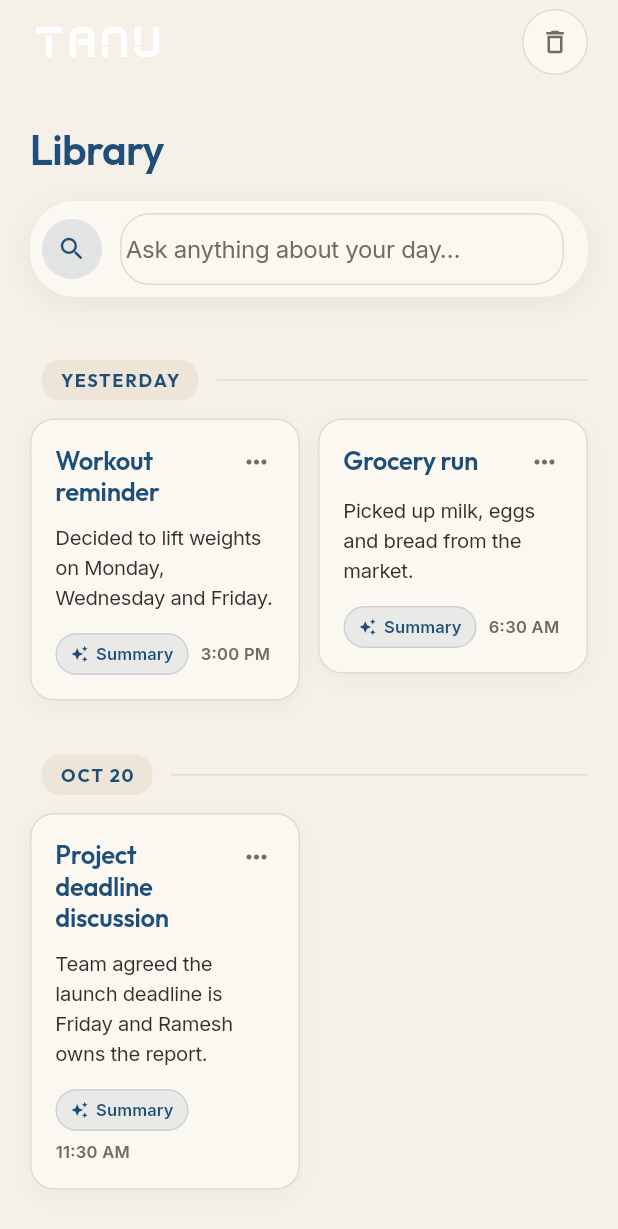
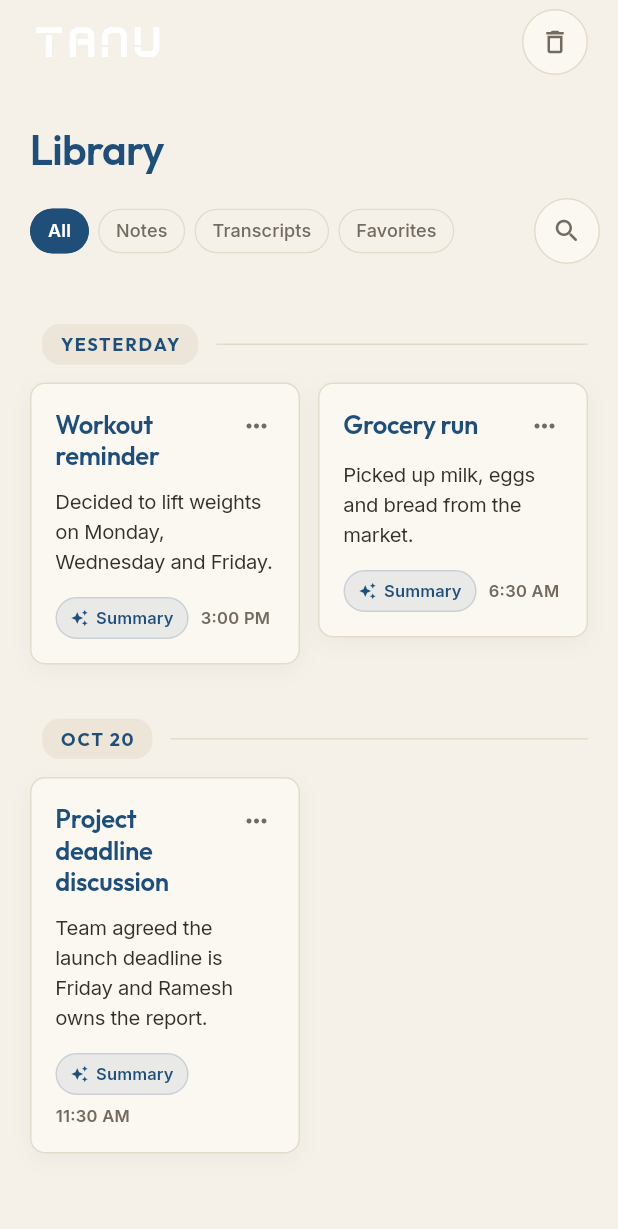
Before and after one commit to Preranask17/tanu, a Flutter app: the ConversationsScreen screen opened directly, on a phone screen of 412 x 824 dp. Shown: the top 1229 px of the screen. Run offline on Flutter 3.47's test engine with Material 3 defaults, Android fonts, the phone set to English and light mode, and no system bars; our stand-ins replace flutter_blue_plus, flutter_local_notifications, flutter_riverpod, google_fonts, hive_ce_flutter; missing offline and left inert: android_intent_plus, flutter_foreground_task, opus_dart, opus_flutter, posthog_flutter, record and 4 more; accounts and stored records are empty; network calls fail; statements that could not run were skipped.

Commit message:
refactor(ui): sharpen library cards, update filters, and set dark mode text to beige

```diff
--- a/lib/screens/conversations_screen.dart
+++ b/lib/screens/conversations_screen.dart
@@ -14,6 +14,17 @@ import '../widgets/pinned_header.dart';
 import 'chat_screen.dart';
 import 'trash_screen.dart';
 
+enum _LibraryFilter {
+  all('All'),
+  notes('Notes'),
+  transcripts('Transcripts'),
+  favorites('Favorites');
+
+  const _LibraryFilter(this.label);
+
+  final String label;
+}
+
 class ConversationsScreen extends ConsumerStatefulWidget {
   const ConversationsScreen({super.key});
 
@@ -25,6 +36,8 @@ class ConversationsScreen extends ConsumerStatefulWidget {
 class ConversationsScreenState extends ConsumerState<ConversationsScreen> {
   final ScrollController _scroll = ScrollController();
   final TextEditingController _query = TextEditingController();
+  _LibraryFilter _filter = _LibraryFilter.all;
+  bool _searchOpen = false;
 
   /// Structured RAG reply for the submitted question. Same pipeline calls as
   /// the Ask screen (backfill + rag.answer) — no new backend, new UI only.
@@ -61,7 +74,7 @@ class ConversationsScreenState extends ConsumerState<ConversationsScreen> {
       }
       final rag = await ref.read(ragServiceProvider.future);
       final result = await rag.answer(question);
-      if (!mounted) return;
+      if (!mounted || !_searchOpen) return;
       final seen = <String>{};
       final ordered = <String>[];
       for (final source in result.sources) {
@@ -75,7 +88,7 @@ class ConversationsScreenState extends ConsumerState<ConversationsScreen> {
         _ragBusy = false;
       });
     } catch (e) {
-      if (!mounted) return;
+      if (!mounted || !_searchOpen) return;
       setState(() {
         _ragError = '$e';
         _ragBusy = false;
@@ -91,6 +104,32 @@ class ConversationsScreenState extends ConsumerState<ConversationsScreen> {
       _ragError = null;
       _ragBusy = false;
     });
+  }
+
+  void _toggleSearch() {
+    if (_searchOpen) {
+      _query.clear();
+      setState(() {
+        _searchOpen = false;
+        _ragAnswer = null;
+        _ragSourceIds = const [];
+        _ragError = null;
+        _ragBusy = false;
+      });
+    } else {
+      setState(() => _searchOpen = true);
+    }
+  }
+
+  bool _matchesFilter(ConversationSession session) {
+    return switch (_filter) {
+      _LibraryFilter.all => true,
+      _LibraryFilter.notes => session.summary?.trim().isNotEmpty ?? false,
+      _LibraryFilter.transcripts =>
+        session.segments.isNotEmpty ||
+            (session.cleanedTranscript?.trim().isNotEmpty ?? false),
+      _LibraryFilter.favorites => session.isPinned,
+    };
   }
 
   void scrollToTop() {
@@ -139,7 +178,7 @@ class ConversationsScreenState extends ConsumerState<ConversationsScreen> {
     final query = _query.text.trim().toLowerCase();
 
     final visible = sessions.where((s) {
-      if (s.isDeleted) return false;
+      if (s.isDeleted || !_matchesFilter(s)) return false;
       if (query.isEmpty) return true;
       if (s.title.toLowerCase().contains(query)) return true;
       if (s.summary != null && s.summary!.toLowerCase().contains(query)) {
@@ -235,68 +274,93 @@ class ConversationsScreenState extends ConsumerState<ConversationsScreen> {
             ),
             SliverToBoxAdapter(
               child: Padding(
-                padding: const EdgeInsets.fromLTRB(20, 10, 20, 6),
+                padding: const EdgeInsets.fromLTRB(20, 8, 12, 4),
                 child: Center(
                   child: ConstrainedBox(
                     constraints: const BoxConstraints(maxWidth: 980),
-                    child: GestureDetector(
-                      behavior: HitTestBehavior.opaque,
-                      onTap: () => _askRag(),
+                    child: Row(
+                      children: [
+                        Expanded(
+                          child: SingleChildScrollView(
+                            scrollDirection: Axis.horizontal,
+                            child: Row(
+                              children: [
+                                for (final filter in _LibraryFilter.values) ...[
+                                  _LibraryFilterChip(
+                                    label: filter.label,
+                                    selected: _filter == filter,
+                                    onTap: () {
+                                      HapticFeedback.selectionClick();
+                                      setState(() => _filter = filter);
+                                    },
+                                  ),
+                                  if (filter != _LibraryFilter.values.last)
+                                    const SizedBox(width: 6),
+                                ],
+                              ],
+                            ),
+                          ),
+                        ),
+                        const SizedBox(width: 8),
+                        _HeaderCircleButton(
+                          icon: _searchOpen
+                              ? Icons.close_rounded
+                              : Icons.search_rounded,
+                          tooltip: _searchOpen
+                              ? 'Close search'
+                              : 'Search memories',
+                          onTap: _toggleSearch,
+                        ),
+                      ],
+                    ),
+                  ),
+                ),
+              ),
+            ),
+            if (_searchOpen)
+              SliverToBoxAdapter(
+                child: Padding(
+                  padding: const EdgeInsets.fromLTRB(20, 4, 20, 4),
+                  child: Center(
+                    child: ConstrainedBox(
+                      constraints: const BoxConstraints(maxWidth: 980),
                       child: Container(
-                        padding: const EdgeInsets.only(
-                          left: 8,
-                          right: 16,
-                          top: 8,
-                          bottom: 8,
-                        ),
+                        padding: const EdgeInsets.symmetric(horizontal: 12),
                         decoration: BoxDecoration(
                           color: c.surface,
-                          borderRadius: BorderRadius.circular(30),
-                          boxShadow: [
-                            BoxShadow(
-                              color: Colors.black.withValues(
-                                alpha: c.isDark ? 0.35 : 0.06,
-                              ),
-                              blurRadius: 16,
-                              offset: const Offset(0, 4),
-                            ),
-                          ],
+                          borderRadius: BorderRadius.circular(18),
+                          border: Border.all(color: c.border),
                         ),
                         child: Row(
                           children: [
-                            Container(
-                              width: 40,
-                              height: 40,
-                              decoration: BoxDecoration(
-                                shape: BoxShape.circle,
-                                color: c.primary.withValues(alpha: 0.12),
-                              ),
-                              child: Icon(
-                                Icons.search_rounded,
-                                size: 20,
-                                color: c.primary,
-                              ),
+                            Icon(
+                              Icons.search_rounded,
+                              size: 18,
+                              color: c.textMuted,
                             ),
-                            const SizedBox(width: 12),
+                            const SizedBox(width: 10),
                             Expanded(
                               child: TextField(
                                 controller: _query,
+                                autofocus: true,
                                 textInputAction: TextInputAction.search,
                                 onSubmitted: (_) => _askRag(),
                                 decoration: InputDecoration(
-                                  hintText: 'Ask anything about your day…',
+                                  hintText:
+                                      'Search or ask about your memories…',
                                   hintStyle: TextStyle(
                                     color: c.textMuted,
-                                    fontSize: 16,
+                                    fontSize: 14,
                                   ),
                                   border: InputBorder.none,
+                                  isDense: true,
                                   contentPadding: const EdgeInsets.symmetric(
-                                    vertical: 10,
+                                    vertical: 12,
                                   ),
                                 ),
                                 style: TextStyle(
                                   color: c.textPrimary,
-                                  fontSize: 16,
+                                  fontSize: 14,
                                 ),
                                 onChanged: (_) => setState(() {}),
                               ),
@@ -306,15 +370,15 @@ class ConversationsScreenState extends ConsumerState<ConversationsScreen> {
                                 behavior: HitTestBehavior.opaque,
                                 onTap: _clearSearch,
                                 child: Container(
-                                  width: 32,
-                                  height: 32,
+                                  width: 28,
+                                  height: 28,
                                   decoration: BoxDecoration(
                                     shape: BoxShape.circle,
                                     color: c.surfaceMuted,
                                   ),
                                   child: Icon(
                                     Icons.clear_rounded,
-                                    size: 16,
+                                    size: 15,
                                     color: c.textMuted,
                                   ),
                                 ),
@@ -326,7 +390,6 @@ class ConversationsScreenState extends ConsumerState<ConversationsScreen> {
                   ),
                 ),
               ),
-            ),
             if (_ragBusy || _ragAnswer != null || _ragError != null)
               SliverToBoxAdapter(
                 child: Center(
@@ -357,8 +420,16 @@ class ConversationsScreenState extends ConsumerState<ConversationsScreen> {
                   right: 20,
                   bottom: bottomInset,
                 ),
-                sliver: visible.isEmpty && query.isNotEmpty
-                    ? const SliverToBoxAdapter(child: _NoMatches())
+                sliver:
+                    visible.isEmpty &&
+                        (query.isNotEmpty || _filter != _LibraryFilter.all)
+                    ? SliverToBoxAdapter(
+                        child: _NoMatches(
+                          message: query.isNotEmpty
+                              ? 'No matches for that search.'
+                              : 'No memories in this view yet.',
+                        ),
+                      )
                     : SliverToBoxAdapter(
                         child: Center(
                           child: ConstrainedBox(
@@ -372,6 +443,58 @@ class ConversationsScreenState extends ConsumerState<ConversationsScreen> {
                       ),
               ),
           ],
+        ),
+      ),
+    );
+  }
+}
+
+/// Compact library view selector. Selected chips use a filled blue surface in
+/// light mode and a deep blue container with beige text in dark mode.
+class _LibraryFilterChip extends StatelessWidget {
+  const _LibraryFilterChip({
+    required this.label,
+    required this.selected,
+    required this.onTap,
+  });
+
+  final String label;
+  final bool selected;
+  final VoidCallback onTap;
+
+  @override
+  Widget build(BuildContext context) {
+    final c = context.tanuColors;
+    final background = selected
+        ? (c.isDark ? c.primaryContainer : c.primary)
+        : Colors.transparent;
+    final foreground = selected
+        ? (c.isDark ? c.heading : c.onPrimary)
+        : c.textMuted;
+    final borderColor = selected ? c.primary : c.border;
+
+    return Semantics(
+      button: true,
+      selected: selected,
+      child: Material(
+        color: background,
+        shape: StadiumBorder(side: BorderSide(color: borderColor)),
+        clipBehavior: Clip.antiAlias,
+        child: InkWell(
+          onTap: onTap,
+          customBorder: const StadiumBorder(),
+          child: Padding(
+            padding: const EdgeInsets.symmetric(horizontal: 12, vertical: 7),
+            child: Text(
+              label,
+              maxLines: 1,
+              style: Theme.of(context).textTheme.labelMedium?.copyWith(
+                color: foreground,
+                fontWeight: selected ? FontWeight.w600 : FontWeight.w500,
+                letterSpacing: 0.1,
+              ),
+            ),
+          ),
         ),
       ),
     );
@@ -461,7 +584,7 @@ class _RagAnswerCard extends StatelessWidget {
       width: double.infinity,
       decoration: BoxDecoration(
         color: c.surface,
-        borderRadius: BorderRadius.circular(20),
+        borderRadius: BorderRadius.circular(10),
         border: Border.all(color: c.border, width: 1.0),
       ),
       child: Column(
@@ -671,7 +794,9 @@ class _DayHeader extends StatelessWidget {
 }
 
 class _NoMatches extends StatelessWidget {
-  const _NoMatches();
+  const _NoMatches({required this.message});
+
+  final String message;
 
   @override
   Widget build(BuildContext context) {
@@ -679,7 +804,7 @@ class _NoMatches extends StatelessWidget {
       padding: const EdgeInsets.symmetric(vertical: 80),
       child: Center(
         child: Text(
-          'No matches for that search.',
+          message,
           style: TextStyle(color: context.tanuColors.textMuted),
         ),
       ),
--- a/lib/theme.dart
+++ b/lib/theme.dart
@@ -197,7 +197,7 @@ class TanuTheme {
           return GoogleFonts.inter(
             fontSize: 12,
             fontWeight: FontWeight.w600,
-            color: selected ? colors.primary : colors.textMuted,
+            color: selected ? colors.heading : colors.textMuted,
           );
         }),
         iconTheme: WidgetStateProperty.resolveWith<IconThemeData>((states) {
--- a/lib/theme/tanu_colors.dart
+++ b/lib/theme/tanu_colors.dart
@@ -125,8 +125,8 @@ class TanuColors extends ThemeExtension<TanuColors> {
   final Color textSecondary;
   final Color textMuted;
 
-  /// Headlines, page titles and card titles. This is the midnight-blue accent
-  /// used for primary typography, separate from body copy.
+  /// Headlines, page titles and card titles. Midnight blue in light mode and
+  /// warm beige in dark mode so primary type stays crisp on navy surfaces.
   final Color heading;
 
   final Color success;
@@ -173,7 +173,7 @@ class TanuColors extends ThemeExtension<TanuColors> {
     primary: TanuPalette.blue300,
     onPrimary: TanuPalette.navy950,
     primaryContainer: TanuPalette.blue900,
-    onPrimaryContainer: TanuPalette.blue100,
+    onPrimaryContainer: TanuPalette.sand100,
     secondary: TanuPalette.beige400,
     onSecondary: TanuPalette.ink900,
     secondaryContainer: TanuPalette.ink900,
@@ -187,7 +187,7 @@ class TanuColors extends ThemeExtension<TanuColors> {
     textPrimary: TanuPalette.sand100,
     textSecondary: TanuPalette.sand300,
     textMuted: TanuPalette.sand400,
-    heading: TanuPalette.blue300,
+    heading: TanuPalette.sand100,
     success: TanuPalette.green300,
     warning: TanuPalette.amber300,
     danger: TanuPalette.red300,
--- a/lib/widgets/conversation_tile.dart
+++ b/lib/widgets/conversation_tile.dart
@@ -79,7 +79,7 @@ class _ConversationTileState extends State<ConversationTile> {
         child: Container(
           decoration: BoxDecoration(
             color: c.surface,
-            borderRadius: BorderRadius.circular(16),
+            borderRadius: BorderRadius.circular(10),
             border: Border.all(color: c.border, width: 1),
             boxShadow: [
               BoxShadow(
@@ -90,7 +90,7 @@ class _ConversationTileState extends State<ConversationTile> {
             ],
           ),
           child: ClipRRect(
-            borderRadius: BorderRadius.circular(16),
+            borderRadius: BorderRadius.circular(10),
             child: _withMemoryActions(context, _noteBody(context)),
           ),
         ),
@@ -368,7 +368,7 @@ class _ConversationTileState extends State<ConversationTile> {
               maxLines: 1,
               overflow: TextOverflow.ellipsis,
               style: Theme.of(context).textTheme.labelSmall?.copyWith(
-                color: c.primary,
+                color: c.heading,
                 fontWeight: FontWeight.w600,
                 letterSpacing: 0.1,
               ),
@@ -435,7 +435,7 @@ class _ConversationTileState extends State<ConversationTile> {
               child: Text(
                 title.isEmpty ? 'M' : title.characters.first.toUpperCase(),
                 style: Theme.of(context).textTheme.titleLarge?.copyWith(
-                  color: c.primary,
+                  color: c.heading,
                   fontSize: 20,
                   fontWeight: FontWeight.w700,
                 ),
```
Also changed, not shown: lib/widgets/memory_card.dart (+7 -15 lines), 1 other file.
